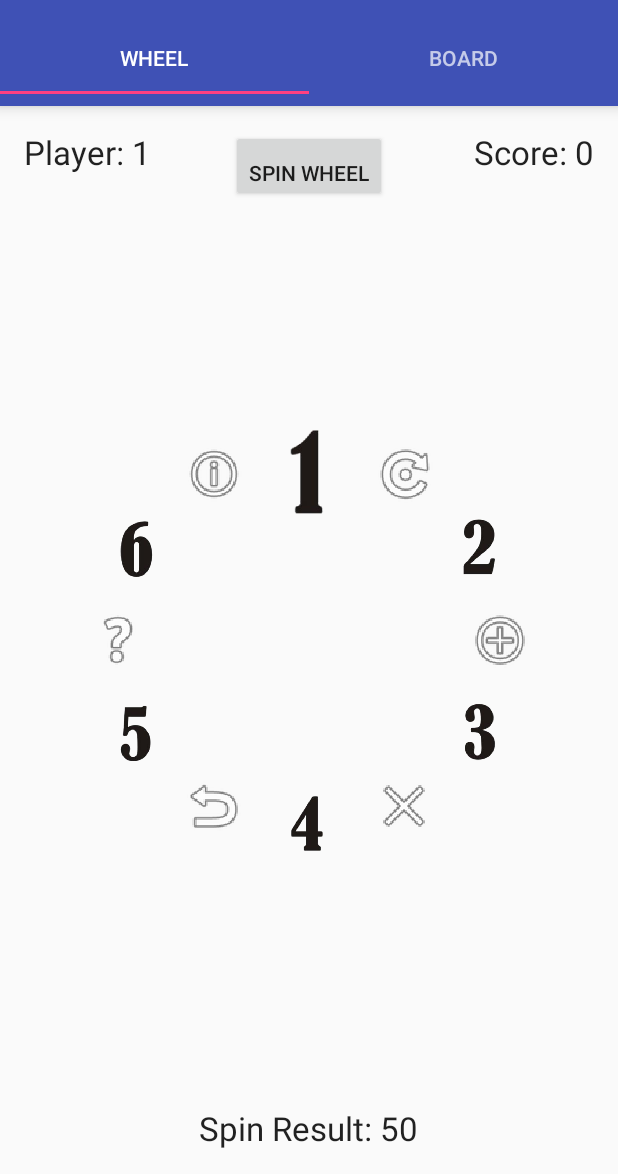
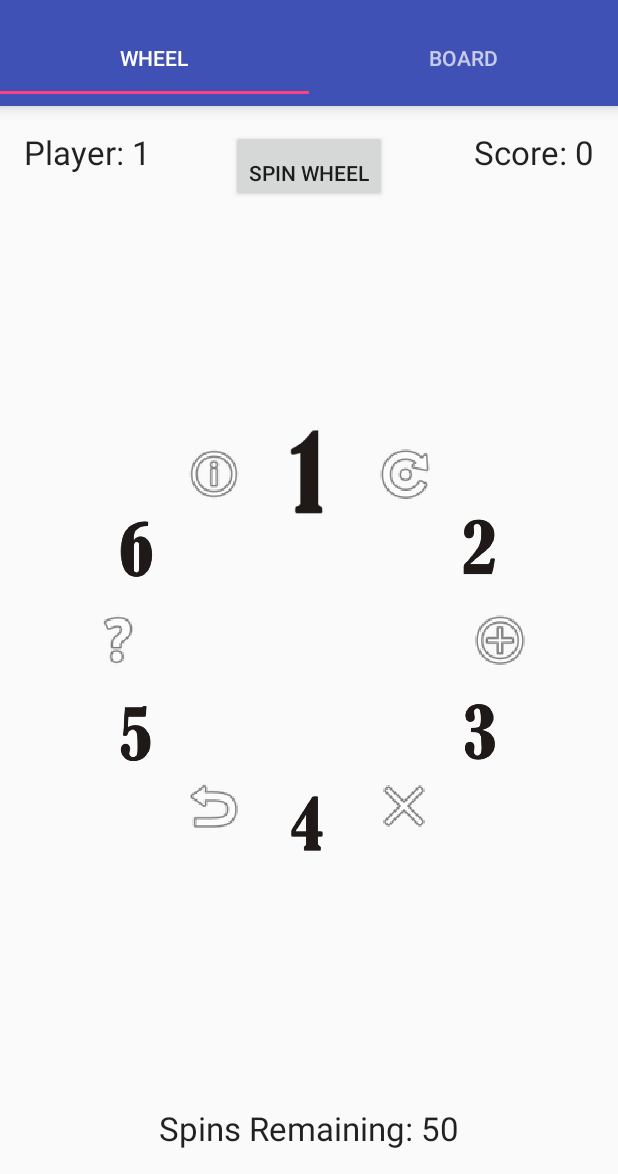
Before and after one commit to ZKjellberg/WheelOfJeopardy, an Android app: the WheelFragment screen opened directly, with no data from a screen before it, on a phone screen of 412 x 824 dp, the part 62-1236 px from its top. Run offline under Robolectric (Android 15) with nearby library versions, the phone set to English and light mode, and no system bars.

Commit message:
Tweaked Spin Counter title.

```diff
--- a/app/src/main/java/mobicent/com/wheelofjeopardy/fragment/WheelFragment.java
+++ b/app/src/main/java/mobicent/com/wheelofjeopardy/fragment/WheelFragment.java
@@ -97,7 +97,7 @@ public class WheelFragment extends Fragment {
         currentPlayer = 0;
         txtPlayer.setText("Player: 1");
         txtScore.setText("Score: 0");
-        txtResult.setText("Spin Result: " + spinCounter);
+        txtResult.setText("Spins Remaining: " + spinCounter);
 
         // Using single user to start with
 //        player = new Player("One");
@@ -363,7 +363,7 @@ public class WheelFragment extends Fragment {
 
     private void checkEndGameOrRound()
     {
-        txtResult.setText("Spin Result: " + spinCounter);
+        txtResult.setText("Spins Remaining: " + spinCounter);
 
         if (--spinCounter <= 0) {
 
```
